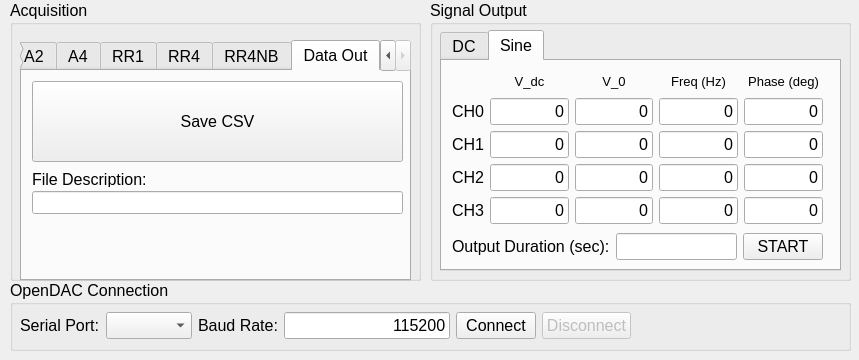
Old version of the form Python/opendac_gui.ui in the repository Sochnikov-Lab/OpenDAC-Python-Wrapper.
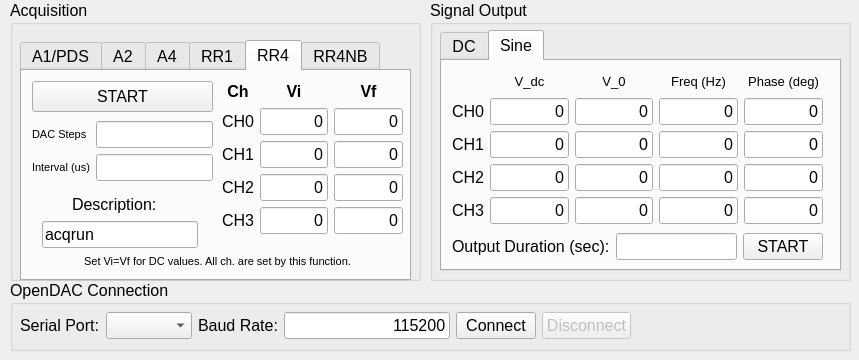
New version of the form. The open tabs and pages were chosen to show the change.

Patch:
```diff
--- a/Python/opendac_gui.ui
+++ b/Python/opendac_gui.ui
@@ -1121,6 +1121,35 @@
         <set>Qt::AlignCenter</set>
        </property>
       </widget>
+      <widget class="QLabel" name="label_57">
+       <property name="geometry">
+        <rect>
+         <x>50</x>
+         <y>120</y>
+         <width>97</width>
+         <height>27</height>
+        </rect>
+       </property>
+       <property name="text">
+        <string>Description:</string>
+       </property>
+      </widget>
+      <widget class="QLineEdit" name="ler4_fname">
+       <property name="geometry">
+        <rect>
+         <x>20</x>
+         <y>150</y>
+         <width>156</width>
+         <height>27</height>
+        </rect>
+       </property>
+       <property name="toolTip">
+        <string>Saves to &quot;data/[filedescription]_###.csv&quot; Make sure &quot;data&quot; folder exists!</string>
+       </property>
+       <property name="text">
+        <string>acqrun</string>
+       </property>
+      </widget>
      </widget>
      <widget class="QWidget" name="tab_4">
       <attribute name="title">
@@ -1516,50 +1545,6 @@
        </property>
       </widget>
      </widget>
-     <widget class="QWidget" name="tab_6">
-      <attribute name="title">
-       <string>Data Out</string>
-      </attribute>
-      <widget class="QPushButton" name="butts_csv">
-       <property name="geometry">
-        <rect>
-         <x>10</x>
-         <y>10</y>
-         <width>371</width>
-         <height>81</height>
-        </rect>
-       </property>
-       <property name="toolTip">
-        <string>&lt;html&gt;&lt;head/&gt;&lt;body&gt;&lt;p&gt;Saves the current data as a CSV file with filename [userdescription]_tt.csv&lt;/p&gt;&lt;/body&gt;&lt;/html&gt;</string>
-       </property>
-       <property name="text">
-        <string>Save CSV</string>
-       </property>
-      </widget>
-      <widget class="QLineEdit" name="leout_fname">
-       <property name="geometry">
-        <rect>
-         <x>10</x>
-         <y>120</y>
-         <width>371</width>
-         <height>23</height>
-        </rect>
-       </property>
-      </widget>
-      <widget class="QLabel" name="label_4">
-       <property name="geometry">
-        <rect>
-         <x>10</x>
-         <y>100</y>
-         <width>201</width>
-         <height>16</height>
-        </rect>
-       </property>
-       <property name="text">
-        <string>File Description:</string>
-       </property>
-      </widget>
-     </widget>
     </widget>
    </widget>
    <widget class="QGroupBox" name="groupBox_2">
```
Left out of the diff: 93 changed lines with no effect on the pictures.
